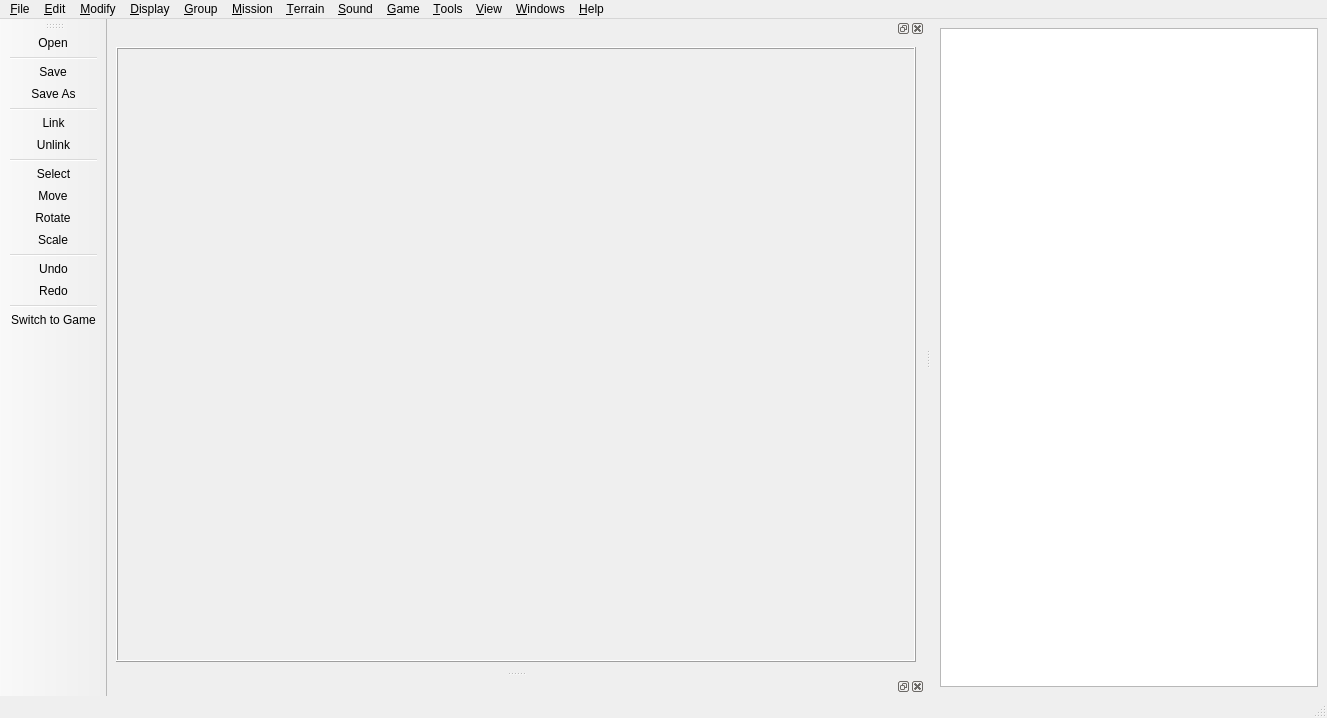
First picture: the form in Code/Sandbox/Editor/Qt/EditorMainFrame.ui, repository fromasmtodisasm/BlackBox, before the edit.
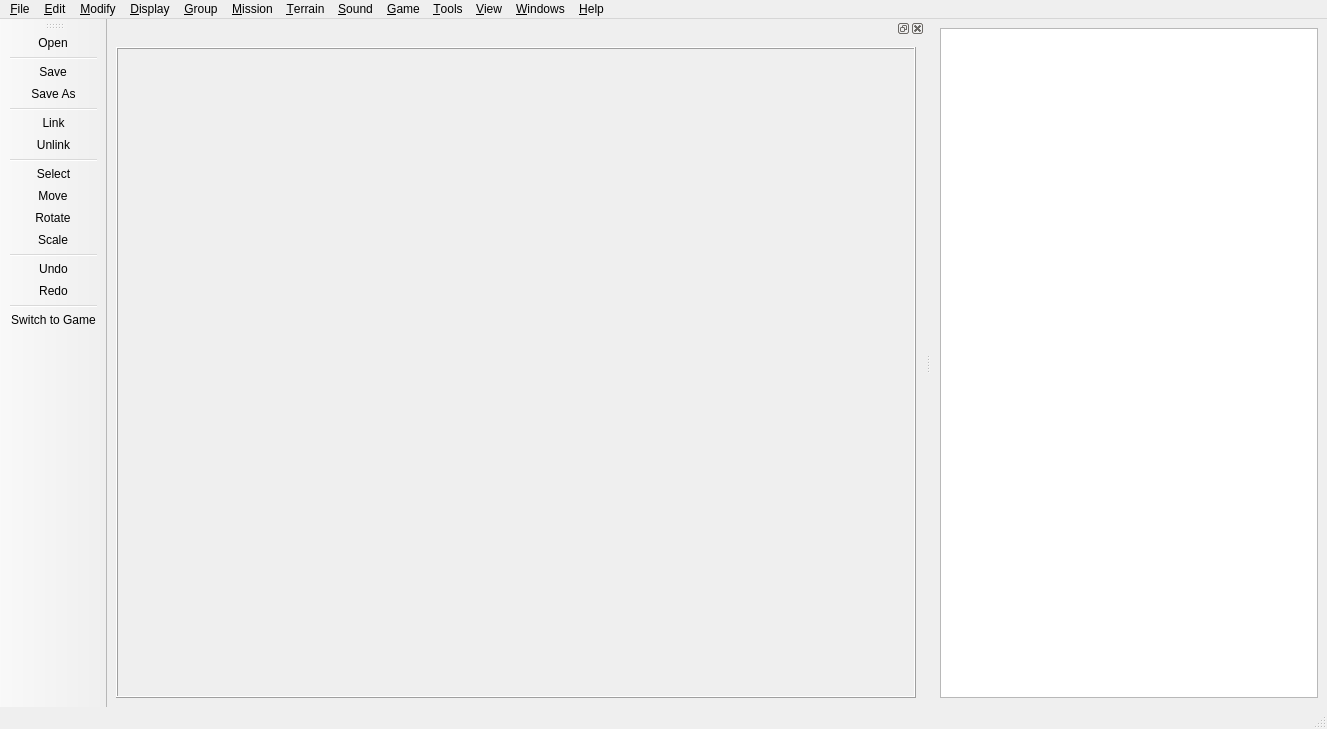
Second picture: the form after the edit. Icons and pictures are not drawn. Custom widgets are drawn as their Qt base class.

```diff
--- a/Code/Sandbox/Editor/Qt/EditorMainFrame.ui
+++ b/Code/Sandbox/Editor/Qt/EditorMainFrame.ui
@@ -7,7 +7,7 @@
     <x>0</x>
     <y>0</y>
     <width>1327</width>
-    <height>718</height>
+    <height>729</height>
    </rect>
   </property>
   <property name="sizePolicy">
@@ -233,12 +233,6 @@
    <addaction name="separator"/>
    <addaction name="actionSwitch_to_Game"/>
   </widget>
-  <widget class="QDockWidget" name="dockWidget_2">
-   <attribute name="dockWidgetArea">
-    <number>1</number>
-   </attribute>
-   <widget class="QWidget" name="dockWidgetContents_2"/>
-  </widget>
   <action name="action_Create">
    <property name="text">
     <string>&amp;Create</string>
```
Left out of the diff: 2 changed lines with no effect on the pictures.
